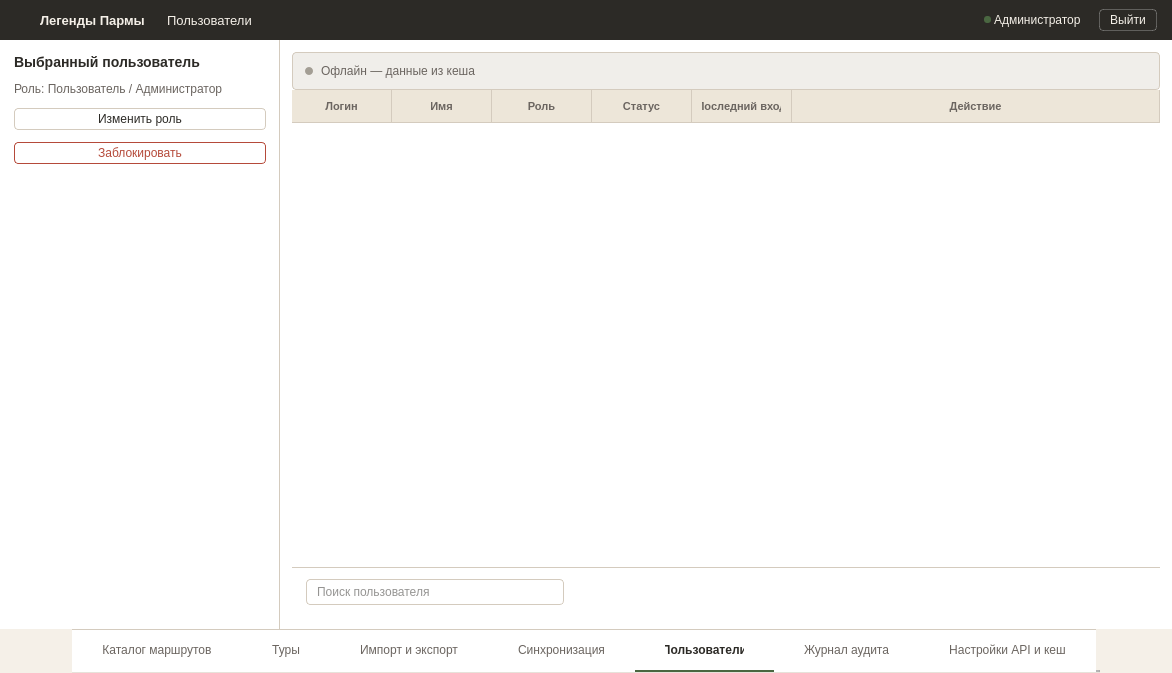
Above: ui/windows/users_window.ui from nikolas-po/legends_parma before the change. Below: the same form after it.
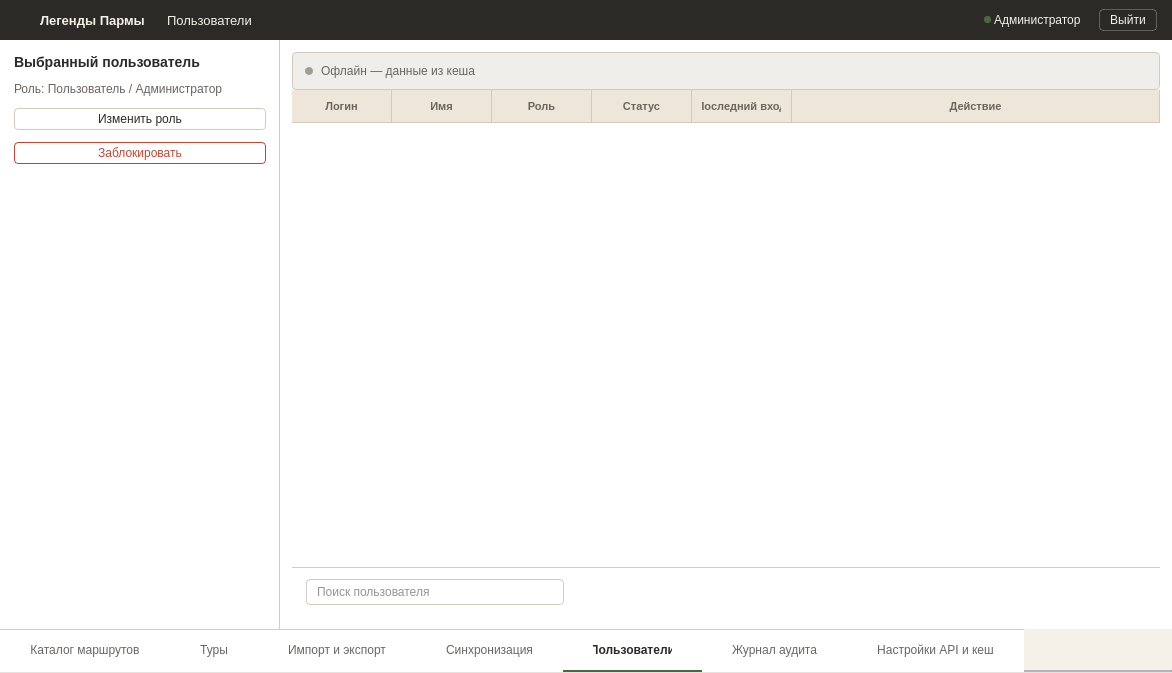
That is the form after the change. Icons and pictures are not drawn.

```diff
--- a/ui/windows/users_window.ui
+++ b/ui/windows/users_window.ui
@@ -393,9 +393,11 @@
       </item>
      </layout>
     </item>
-    <item alignment="Qt::AlignmentFlag::AlignHCenter">
-     <widget class="QTabWidget" name="tabWidget">
-      <property name="sizePolicy"><sizepolicy hsizetype="Maximum" vsizetype="Fixed"><horstretch>0</horstretch><verstretch>0</verstretch></sizepolicy></property>
+    <item>
+      <widget class='QTabWidget' name='tabWidget'>
+        <property name='sizePolicy'>
+          <sizepolicy hsizetype='Expanding' vsizetype='Fixed'>
+            <horstretch>1</horstretch><verstretch>0</verstretch></sizepolicy></property>
       <property name="minimumSize"><size><width>0</width><height>44</height></size></property>
       <property name="maximumSize"><size><width>16777215</width><height>44</height></size></property>
       <property name="tabPosition"><enum>QTabWidget::TabPosition::North</enum></property>
```
Left out of the diff: 6 changed lines with no effect on the pictures.
